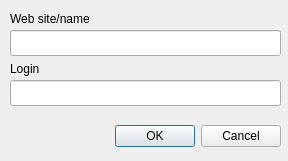
Old version of the form savefileui.ui in the repository dlev4060/passgen.
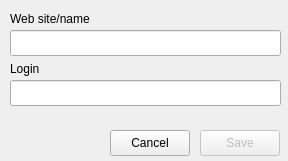
New version of the form.

Diff of the .ui file:
```diff
--- a/savefileui.ui
+++ b/savefileui.ui
@@ -13,22 +13,6 @@
   <property name="windowTitle">
    <string>Dialog</string>
   </property>
-  <widget class="QDialogButtonBox" name="buttonBox">
-   <property name="geometry">
-    <rect>
-     <x>30</x>
-     <y>120</y>
-     <width>251</width>
-     <height>32</height>
-    </rect>
-   </property>
-   <property name="orientation">
-    <enum>Qt::Horizontal</enum>
-   </property>
-   <property name="standardButtons">
-    <set>QDialogButtonBox::Cancel|QDialogButtonBox::Ok</set>
-   </property>
-  </widget>
   <widget class="QLineEdit" name="webSiteLE">
    <property name="geometry">
     <rect>
@@ -75,6 +59,35 @@
     <string>Login</string>
    </property>
   </widget>
+  <widget class="QPushButton" name="saveBtn">
+   <property name="enabled">
+    <bool>false</bool>
+   </property>
+   <property name="geometry">
+    <rect>
+     <x>200</x>
+     <y>130</y>
+     <width>80</width>
+     <height>26</height>
+    </rect>
+   </property>
+   <property name="text">
+    <string>Save</string>
+   </property>
+  </widget>
+  <widget class="QPushButton" name="cancelBtn">
+   <property name="geometry">
+    <rect>
+     <x>110</x>
+     <y>130</y>
+     <width>80</width>
+     <height>26</height>
+    </rect>
+   </property>
+   <property name="text">
+    <string>Cancel</string>
+   </property>
+  </widget>
  </widget>
  <resources/>
  <connections>
```
Left out of the diff: 40 changed lines with no effect on the pictures.
